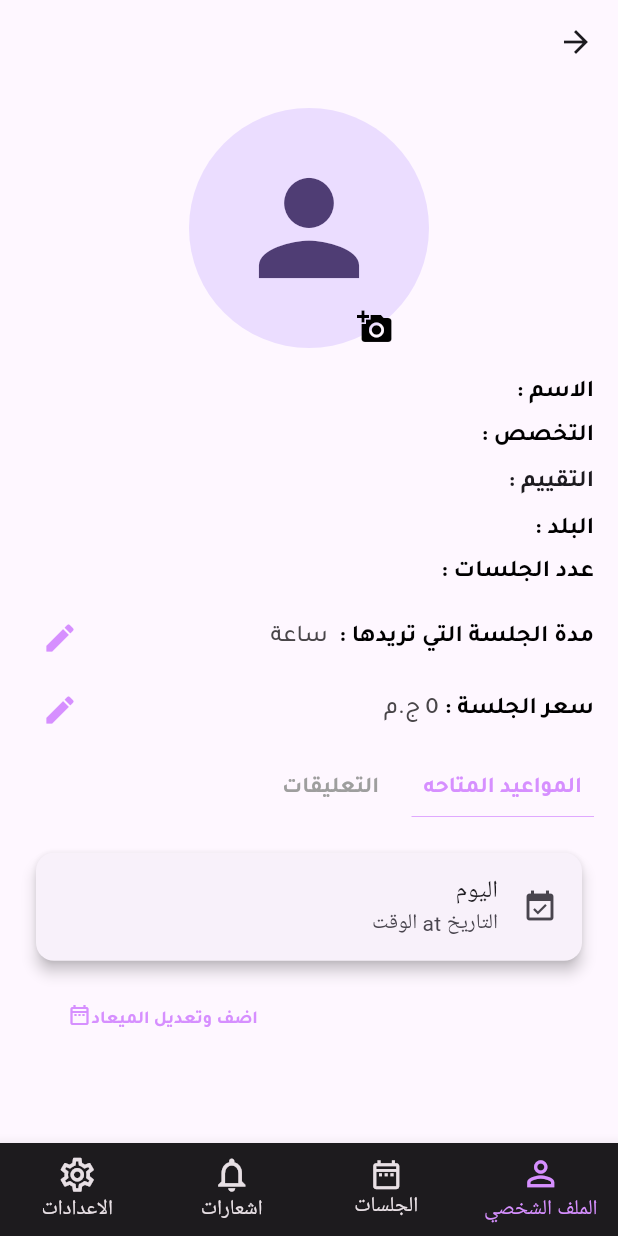
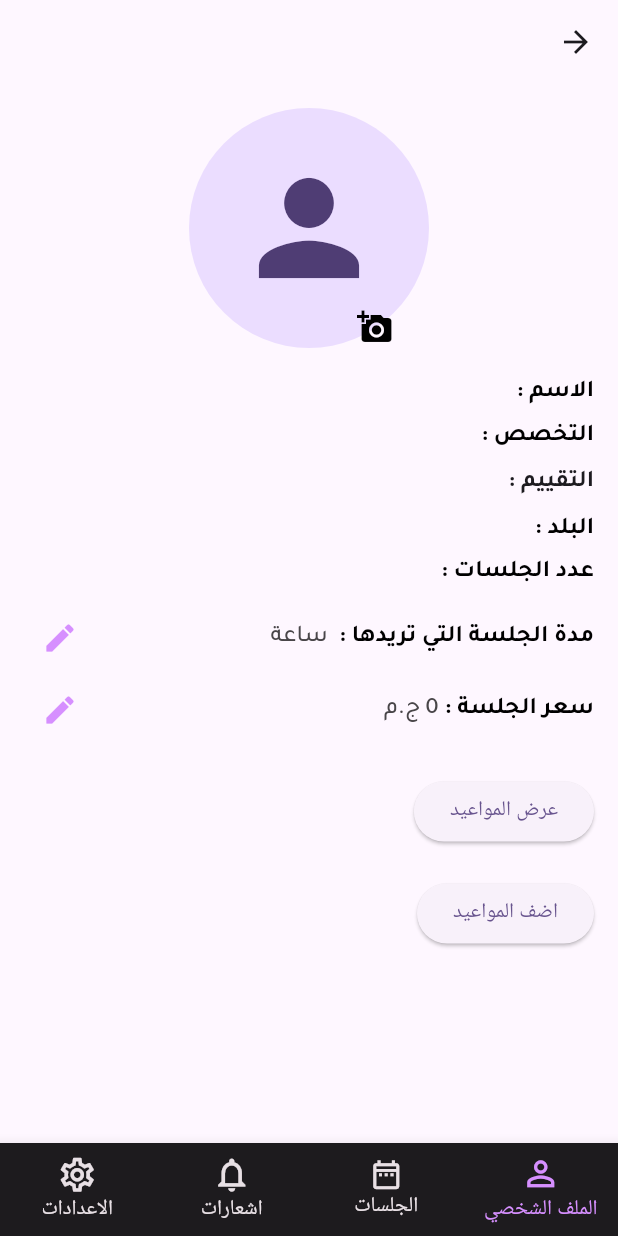
Before and after one commit to Ahmed9588406/therapy, a Flutter app: the TherapistProfilePage screen opened directly, on a phone screen of 412 x 824 dp. Run offline on Flutter 3.47's test engine with Material 3 defaults, Android fonts, the phone set to English and light mode, and no system bars; our stand-ins replace cloud_firestore, firebase_core, firebase_storage, flutter_svg, fluttertoast, image_picker and 1 more; accounts and stored records are empty.

Commit message:
fetch appointments

```diff
--- a/lib/display_info_for_therapy.dart
+++ b/lib/display_info_for_therapy.dart
@@ -18,6 +18,7 @@ class TherapistProfilePage extends StatefulWidget {
 
 class _TherapistProfilePageState extends State<TherapistProfilePage> {
   late String imageUrl;
+  bool showAppointments = false;
 
   @override
   void initState() {
@@ -89,7 +90,6 @@ class _TherapistProfilePageState extends State<TherapistProfilePage> {
   }
 
   int _selectedIndex = 0;
-  int index = 0;
 
   void _onItemTapped(int index) {
     setState(() {
@@ -153,7 +153,6 @@ class _TherapistProfilePageState extends State<TherapistProfilePage> {
     }
   }
 
-  bool showAppointments = false;
   @override
   Widget build(BuildContext context) {
     return Scaffold(
@@ -402,162 +401,68 @@ class _TherapistProfilePageState extends State<TherapistProfilePage> {
                         ),
                       ],
                     ),
-                    const SizedBox(height: 10),
-                    Row(
-                      mainAxisAlignment: MainAxisAlignment.start,
-                      children: [
-                        GestureDetector(
-                          onTap: () {
+                    const SizedBox(height: 20),
+                    ElevatedButton(
+                      onPressed: () {
                         setState(() {
-                              showAppointments = false;
+                          showAppointments = !showAppointments;
                         });
                       },
-                          child: Container(
-                            padding: const EdgeInsets.symmetric(
-                                vertical: 8.0, horizontal: 8.0),
-                            decoration: const BoxDecoration(
-                              border: Border(
-                                bottom: BorderSide(
-                                  color: Color(0XFFD68FFF),
-                                  width: 0.5,
+                      child: Text(showAppointments ? 'إخفاء المواعيد' : 'عرض المواعيد'),
                     ),
-                              ),
-                            ),
-                            child: Text(
-                              'المواعيد المتاحه',
-                              style: TextStyle(
-                                fontSize: 15,
-                                fontWeight: FontWeight.bold,
-                                fontFamily: 'Tajawal',
-                                color: showAppointments
-                                    ? Colors.grey
-                                    : Color(0XFFD68FFF),
-                                decoration: TextDecoration.none,
-                              ),
-                            ),
-                          ),
-                        ),
-                        const SizedBox(
-                          width: 10,
-                        ),
-                        GestureDetector(
-                          onTap: () {
-                            setState(() {
-                              showAppointments = true;
-                            });
-                          },
-                          child: Container(
-                            padding: const EdgeInsets.symmetric(
-                                vertical: 8.0, horizontal: 8.0),
-                            decoration: BoxDecoration(
-                              border: Border(
-                                bottom: BorderSide(
-                                  color: showAppointments
-                                      ? const Color(0XFFD68FFF)
-                                      : Colors.transparent,
-                                  width: 0.5,
-                                ),
-                              ),
-                            ),
-                            child: Text(
-                              ' التعليقات',
-                              style: TextStyle(
-                                fontSize: 15,
-                                fontWeight: FontWeight.bold,
-                                fontFamily: 'Tajawal',
-                                color: showAppointments
-                                    ? Color(0XFFD68FFF)
-                                    : Colors.grey,
-                                decoration: TextDecoration.none,
-                              ),
-                            ),
-                          ),
-                        ),
-                        const SizedBox(
-                          width: 20,
-                        ),
-                      ],
-                    ),
-                    const SizedBox(height: 20),
+                    if (showAppointments)
                       StreamBuilder<QuerySnapshot>(
                         stream: FirebaseFirestore.instance
-                          .collection('appointment')
+                            .collection('appointments')
                             .where('therapistId', isEqualTo: widget.therapistId)
                             .snapshots(),
                         builder: (context, snapshot) {
-                        if (snapshot.connectionState ==
-                            ConnectionState.waiting) {
-                          return const Center(
-                              child: CircularProgressIndicator());
+                          if (snapshot.connectionState == ConnectionState.waiting) {
+                            return const Center(child: CircularProgressIndicator());
                           }
                           if (snapshot.hasError) {
-                          return const Center(
-                              child: Text('خطأ في جلب المواعيد'));
+                            return const Center(child: Text('خطأ في جلب البيانات'));
                           }
                           if (!snapshot.hasData || snapshot.data!.docs.isEmpty) {
-                          // Here, instead of just showing text, we show the card
-                          return _buildSelectedDateTimeWidget({
-                            'day': 'اليوم',
-                            'date': 'التاريخ',
-                            'time': 'الوقت',
-                            // 'patientName': 'Default Patient' // Assuming you need a 'patientName' key as well.
-                          }); // Provide default or empty data
+                            return const Center(child: Text('لا توجد مواعيد'));
                           }
 
-                        var appointments = snapshot.data!.docs;
-
-                        return ListView(
-                          children: appointments.map((appointment) {
-                            var data =
-                                appointment.data() as Map<String, dynamic>;
-                            return _buildSelectedDateTimeWidget(data);
-                          }).toList(),
+                          return ListView.builder(
+                            shrinkWrap: true,
+                            itemCount: snapshot.data!.docs.length,
+                            itemBuilder: (context, index) {
+                              var appointment = snapshot.data!.docs[index].data()
+                                  as Map<String, dynamic>;
+                              return Card(
+                                child: ListTile(
+                                  title: Text(appointment['date']),
+                                  subtitle: Text(appointment['time']),
+                                  trailing: IconButton(
+                                    icon: const Icon(Icons.delete),
+                                    onPressed: () async {
+                                      await FirebaseFirestore.instance
+                                          .collection('appointments')
+                                          .doc(snapshot.data!.docs[index].id)
+                                          .delete();
+                                    },
+                                  ),
+                                ),
+                              );
+                            },
                           );
                         },
                       ),
-                    Padding(
-                      padding: const EdgeInsets.all(16.0),
-                      child: GestureDetector(
-                        onTap: () {
+                    const SizedBox(height: 20),
+                    ElevatedButton(
+                      onPressed: () {
                         Navigator.push(
                           context,
                           MaterialPageRoute(
-                              builder: (BuildContext) {
-                                return EditAppointmentsPage(
-                                    therapistId: widget.therapistId);
-                              },
+                            builder: (context) => EditAppointmentsPage(therapistId: widget.therapistId),
                           ),
                         );
                       },
-                        child: Container(
-                          padding: const EdgeInsets.symmetric(
-                              vertical: 8.0, horizontal: 8.0),
-                          child: const Row(
-                            mainAxisAlignment: MainAxisAlignment.end,
-                            children: [
-                              Text(
-                                'اضف وتعديل الميعاد',
-                                style: TextStyle(
-                                  fontSize: 12,
-                                  fontWeight: FontWeight.bold,
-                                  fontFamily: 'Tajawal',
-                                  color: Color(0XFFD68FFF),
-                                  decoration: TextDecoration.none,
-                                ),
-                              ),
-                              Padding(
-                                padding:
-                                    const EdgeInsets.only(bottom: 8, left: 5),
-                                child: Icon(
-                                  Icons.date_range_outlined,
-                                  color: Color(0XFFD68FFF),
-                                  size: 16,
-                                ),
-                              ),
-                            ],
-                          ),
-                        ),
-                      ),
+                      child: const Text('اضف المواعيد'),
                     ),
                   ],
                 ),
@@ -624,20 +529,4 @@ class _TherapistProfilePageState extends State<TherapistProfilePage> {
       ),
     );
   }
-
-  Widget _buildSelectedDateTimeWidget(Map<String, dynamic> data) {
-    return Card(
-      elevation: 4.0,
-      margin: const EdgeInsets.symmetric(horizontal: 8.0, vertical: 4.0),
-      child: ListTile(
-        leading: Icon(Icons.event_available),
-        title: Text(data['day'] ?? 'Session Type Not Specified'),
-        subtitle: Text('${data['date']} at ${data['time']}'),
-        // trailing: Text(data['patientName'] ?? 'Patient Name Not Specified'),
-        onTap: () {
-          // Optionally, handle tap event, e.g., navigate to a detailed view
-        },
-      ),
-    );
 }
-}
```
Lines whose indentation alone changed are shown as unchanged.
